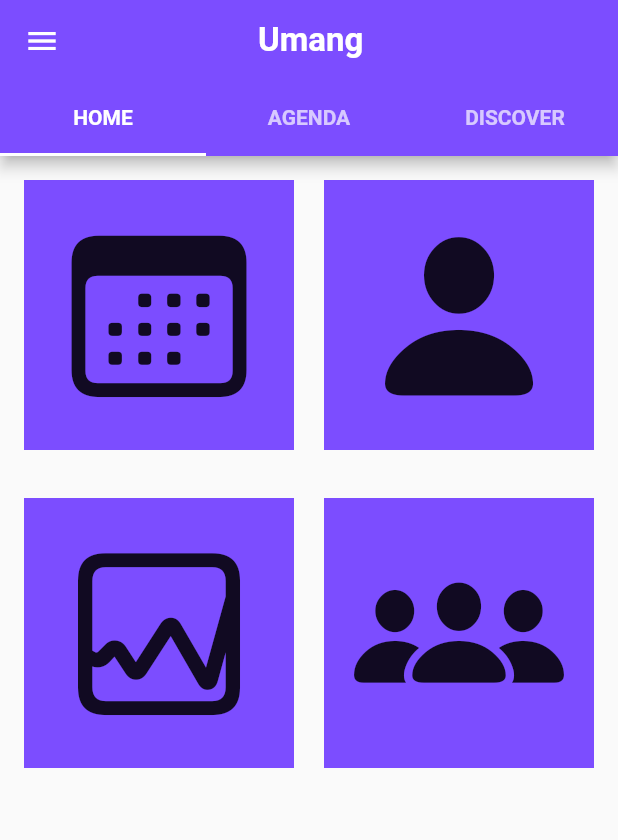
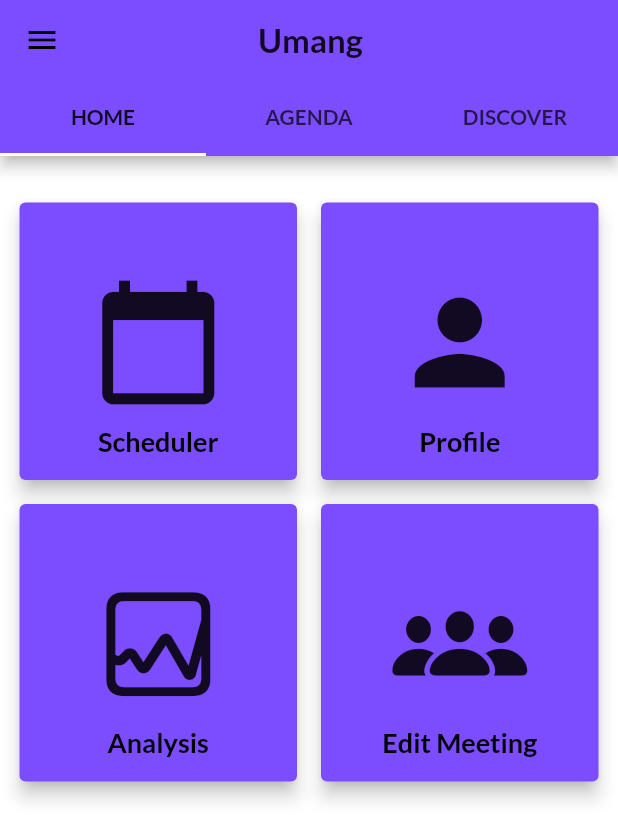
Before and after one commit to Vrutik21/Flutter, a Flutter app: the screen it shows after launch, on a phone screen of 412 x 824 dp. Shown: the top 840 px of the screen. Run offline on Flutter 3.47's test engine with Material 2 defaults, Android fonts, the phone set to English and light mode, and no system bars; our stand-ins replace google_fonts.

Commit message:
commit on day-14

```diff
--- /dev/null
+++ b/newapp/lib/dashboard.dart
@@ -0,0 +1,135 @@
+import 'package:flutter/cupertino.dart';
+import 'package:flutter/material.dart';
+import 'package:newapp/widgets/drawer.dart';
+
+class Dashboard extends StatefulWidget {
+  @override
+  _DashboardState createState() => _DashboardState();
+}
+
+class _DashboardState extends State<Dashboard> {
+  @override
+  Widget build(BuildContext context) {
+    return DefaultTabController(
+      length: 3,
+      child: Scaffold(
+        appBar: AppBar(
+          title: Padding(
+            padding: const EdgeInsets.all(100.0),
+            child: (Text(
+              "Umang",
+              style: TextStyle(fontWeight: FontWeight.bold),
+              textScaleFactor: 1.1,
+            )),
+          ),
+          backgroundColor: Colors.deepPurpleAccent,
+          bottom: TabBar(
+            tabs: <Widget>[
+              Padding(
+                padding: const EdgeInsets.all(16.0),
+                child: Text(
+                  "HOME",
+                  textScaleFactor: 1,
+                  style: TextStyle(fontWeight: FontWeight.bold),
+                ),
+              ),
+              Padding(
+                padding: const EdgeInsets.all(16.0),
+                child: Text(
+                  "AGENDA",
+                  textScaleFactor: 1,
+                  style: TextStyle(fontWeight: FontWeight.bold),
+                ),
+              ),
+              Padding(
+                padding: const EdgeInsets.all(16.0),
+                child: Text(
+                  "DISCOVER",
+                  textScaleFactor: 1,
+                  style: TextStyle(fontWeight: FontWeight.bold),
+                ),
+              )
+            ],
+            indicatorColor: Colors.white,
+          ),
+        ),
+        drawer: MyDrawer(),
+        body: Container(
+          padding: EdgeInsets.symmetric(vertical: 20.0, horizontal: 2.0),
+          child: GridView.count(
+            crossAxisCount: 2,
+            padding: EdgeInsets.all(3.0),
+            children: <Widget>[
+              makedashboarditem(
+                  "Scheduler",
+                  IconButton(
+                      icon: Icon(
+                        Icons.calendar_today,
+                        size: 90,
+                      ),
+                      onPressed: () {
+                        Navigator.pushNamed(context, '/login');
+                      })),
+              makedashboarditem(
+                  "Profile",
+                  IconButton(
+                      icon: Icon(
+                        Icons.person,
+                        size: 90,
+                      ),
+                      onPressed: () {})),
+              makedashboarditem(
+                  "Analysis",
+                  IconButton(
+                      icon: Icon(
+                        CupertinoIcons.graph_square,
+                        size: 90,
+                      ),
+                      onPressed: () {})),
+              makedashboarditem(
+                  "Edit Meeting",
+                  IconButton(
+                      icon: Icon(
+                        CupertinoIcons.person_3_fill,
+                        size: 90,
+                      ),
+                      onPressed: () {})),
+            ],
+          ),
+        ),
+      ),
+    );
+  }
+
+  Card makedashboarditem(String title, IconButton icon) {
+    return Card(
+      color: Colors.deepPurpleAccent,
+      elevation: 5.0,
+      margin: new EdgeInsets.all(8.0),
+      child: new InkWell(
+        onTap: () {
+          setState(() {});
+        },
+        child: Column(
+          crossAxisAlignment: CrossAxisAlignment.stretch,
+          mainAxisSize: MainAxisSize.min,
+          verticalDirection: VerticalDirection.down,
+          children: <Widget>[
+            SizedBox(height: 40.0),
+            Container(
+              child: icon,
+            ),
+            SizedBox(height: 60.0),
+            new Center(
+              child: new Text(title,
+                  style: new TextStyle(
+                      fontSize: 18.0,
+                      color: Colors.black,
+                      fontWeight: FontWeight.bold)),
+            )
+          ],
+        ),
+      ),
+    );
+  }
+}
--- a/newapp/lib/main.dart
+++ b/newapp/lib/main.dart
@@ -1,6 +1,6 @@
 import 'package:flutter/material.dart' show Brightness, BuildContext, Colors, MaterialApp, StatelessWidget, ThemeData, ThemeMode, Widget, runApp;
 import 'package:google_fonts/google_fonts.dart';
-import 'package:newapp/pages/home.dart';
+import 'package:newapp/dashboard.dart';
 import 'package:newapp/pages/login.dart';
 import 'package:newapp/pages/routes.dart';
 
@@ -26,8 +26,9 @@ class MyApp extends StatelessWidget {
 
 
     routes: {
-      "/":(context) => HomePage(),
-      MyRoutes.homeRoute:(context) => HomePage(),
+      "/":(context) => Dashboard(),
+
+      MyRoutes.dashRoute:(context) => Dashboard(),
       MyRoutes.loginRoute:(context) => LoginPage(),
       },
     );
--- a/newapp/lib/pages/home.dart
+++ /dev/null
@@ -1,125 +0,0 @@
-import 'package:flutter/cupertino.dart';
-import 'package:flutter/material.dart';
-import 'package:newapp/widgets/drawer.dart';
-
-// ignore: must_be_immutable
-class HomePage extends StatelessWidget {
-  int days = 30;
-  String name = "Umang";
-  @override
-  Widget build(BuildContext context) {
-    return MaterialApp(
-        home: DefaultTabController(
-      length: 3,
-      child: Scaffold(
-        appBar: AppBar(
-          title: Padding(
-            padding: const EdgeInsets.all(100.0),
-            child: (Text(
-              "Umang",
-              style: TextStyle(fontWeight: FontWeight.bold),
-              textScaleFactor: 1.1,
-            )),
-          ),
-          backgroundColor: Colors.deepPurpleAccent,
-          bottom: TabBar(
-            tabs: <Widget>[
-              Padding(
-                padding: const EdgeInsets.all(16.0),
-                child: Text(
-                  "HOME",
-                  textScaleFactor: 1,
-                  style: TextStyle(fontWeight: FontWeight.bold),
-                ),
-              ),
-              Padding(
-                padding: const EdgeInsets.all(16.0),
-                child: Text(
-                  "AGENDA",
-                  textScaleFactor: 1,
-                  style: TextStyle(fontWeight: FontWeight.bold),
-                ),
-              ),
-              Padding(
-                padding: const EdgeInsets.all(16.0),
-                child: Text(
-                  "DISCOVER",
-                  textScaleFactor: 1,
-                  style: TextStyle(fontWeight: FontWeight.bold),
-                ),
-              )
-            ],
-            indicatorColor: Colors.white,
-          ),
-        ),
-        body: Column(
-            mainAxisAlignment: MainAxisAlignment.start,
-            crossAxisAlignment: CrossAxisAlignment.center,
-            children: [
-              Padding(
-                padding: const EdgeInsets.all(16.0),
-                child: Row(
-                    mainAxisAlignment: MainAxisAlignment.spaceBetween,
-                    children: [
-                      Container(
-                         child:IconButton(icon:Icon(
-                          CupertinoIcons.calendar,size: 140,),
-                          onPressed: (){},
-                        ),
-
-                        width: 180,
-                        height: 180,
-                        color: Colors.deepPurpleAccent,
-
-                      ),
-                      Container(
-                        child: IconButton(icon:Icon(
-                          CupertinoIcons.person_fill,size: 140,),
-                          onPressed: (){},
-
-                        ),
-                        width: 180,
-                        height: 180,
-                        color: Colors.deepPurpleAccent,
-                      ),
-                    ]),
-              ),
-              Padding(
-                padding: const EdgeInsets.all(16.0),
-                child: Row(
-                    mainAxisAlignment: MainAxisAlignment.spaceBetween,
-                    children: [
-                      Container(
-                        child: IconButton(icon:Icon(
-                          CupertinoIcons.graph_square,
-                          size: 140,),
-                          onPressed: (){},
-
-                        ),
-
-                        width: 180,
-                        height: 180,
-                        color: Colors.deepPurpleAccent,
-
-                      ),
-
-                      Container(
-                        child: IconButton(icon:Icon(
-                          CupertinoIcons.person_3_fill,
-                          size: 140,),
-                          onPressed: (){},
-                        ),
-                        width: 180,
-                        height: 180,
-                        color: Colors.deepPurpleAccent,
-                      ),
-                    ]),
-              ),
-            ]),
-            drawer: MyDrawer(),
-      ),
-
-    ));
-
-  }
-}
--- a/newapp/lib/pages/login.dart
+++ b/newapp/lib/pages/login.dart
@@ -1,5 +1,4 @@
 import 'dart:ui';
-
 import 'package:flutter/material.dart';
 import 'package:newapp/pages/routes.dart';
 
@@ -19,7 +18,7 @@ class _LoginPageState extends State<LoginPage> {
         changedButton = true;
       });
       await Future.delayed(Duration(seconds: 1));
-      await Navigator.pushNamed(context, MyRoutes.homeRoute);
+      await Navigator.pushNamed(context, MyRoutes.dashRoute);
       setState(() {
         changedButton = false;
       });
--- a/newapp/lib/pages/routes.dart
+++ b/newapp/lib/pages/routes.dart
@@ -1,4 +1,5 @@
 class MyRoutes {
   static String loginRoute = "/login";
-  static String homeRoute = "/home";
+  static String dashRoute = "/dashboard";
+
 }
```
